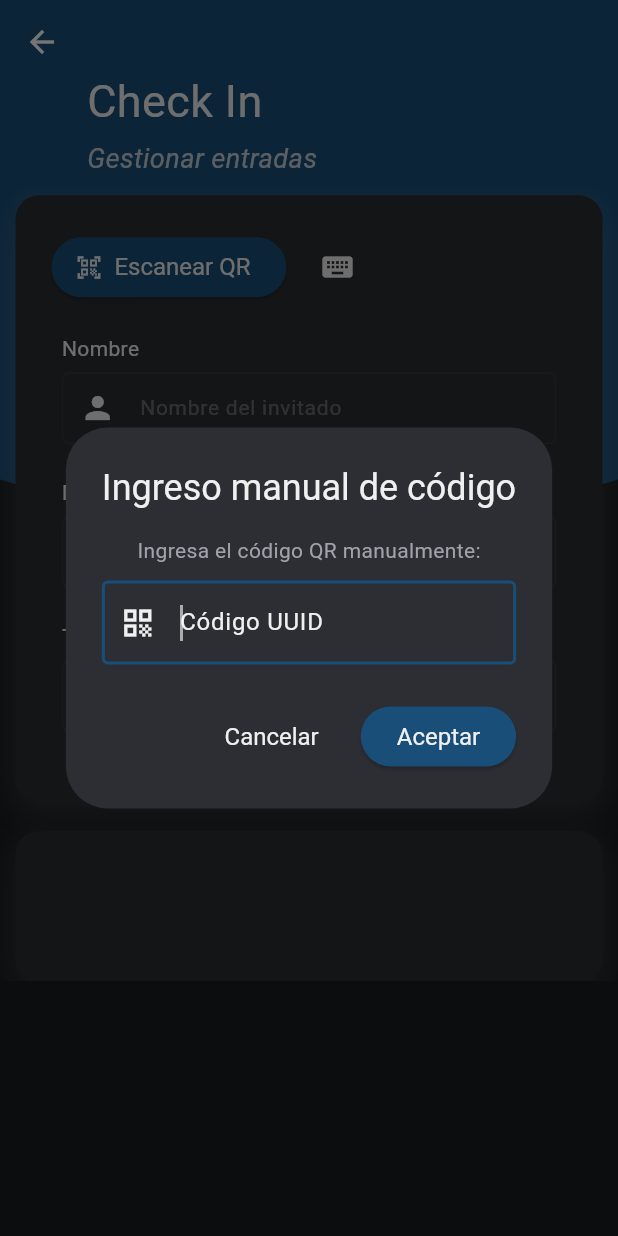
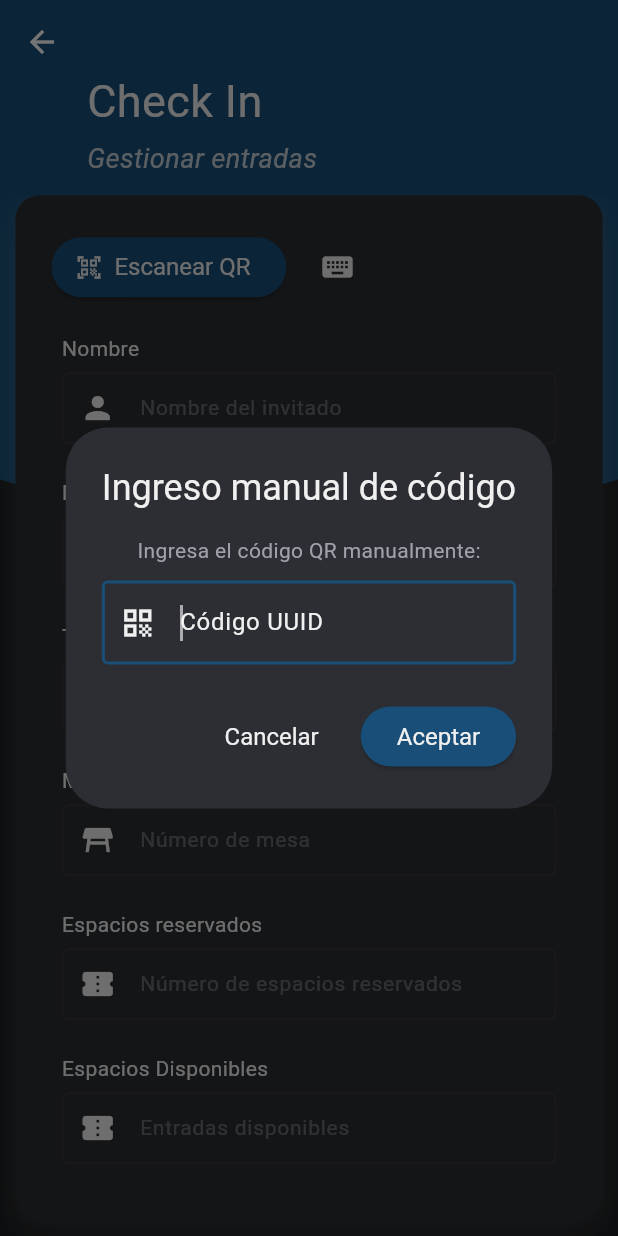
Before and after one commit to chahrlens/check-in-web-app, a Flutter app: the CheckInPage screen opened by its route, after a tap on the "keyboard" icon, on a phone screen of 412 x 824 dp. Run offline on Flutter 3.47's test engine with Material 3 defaults, Android fonts, the phone set to English and light mode, and no system bars; drawn by our look-alikes of toastification; our stand-ins replace data_table_2, flutter_image_compress, get, image_picker, jwt_decoder, loading_animation_widget and 2 more; missing offline and left inert: dart:html, encrypt, qr_code_scanner_plus, syncfusion_flutter_pdfviewer; accounts and stored records are empty; network calls fail.

Commit message:
feat: Implement event deletion functionality and enhance check-in UI with additional fields H 1

```diff
--- a/lib/views/check_in/pages/check_in_page.dart
+++ b/lib/views/check_in/pages/check_in_page.dart
@@ -94,23 +94,20 @@ class _CheckInPageState extends State<CheckInPage>
                               prefixIcon: Icons.phone,
                               readOnly: true,
                             ),
-                          ],
-                        ),
-                        const SizedBox(height: 10),
-                        Form(
-                          key: _formKey,
-                          child: Wrap(
-                            spacing: 20,
-                            runSpacing: 10,
-                            alignment: WrapAlignment.spaceBetween,
-                            crossAxisAlignment: WrapCrossAlignment.center,
-                            children: [
                             CustomInputWidget(
                               width: firstInputsWidth,
                               controller: _controller.tableNumber,
                               label: 'Mesa',
                               hintText: 'Número de mesa',
                               prefixIcon: Icons.table_restaurant,
+                              readOnly: true,
+                            ),
+                            CustomInputWidget(
+                              width: firstInputsWidth,
+                              controller: _controller.reservedSpaces,
+                              label: 'Espacios reservados',
+                              hintText: 'Número de espacios reservados',
+                              prefixIcon: Icons.confirmation_number,
                               readOnly: true,
                             ),
                             CustomInputWidget(
@@ -123,12 +120,10 @@ class _CheckInPageState extends State<CheckInPage>
                             ),
                           ],
                         ),
-                        ),
                       ],
                     ),
                   ),
                   const SizedBox(height: 20),
-                  // if (_controller.checkInData != null)
                   FixedContainer(
                     maxWidth: double.infinity,
                     minWidth: 0.0,
@@ -169,6 +164,23 @@ class _CheckInPageState extends State<CheckInPage>
                                       return null;
                                     },
                                   ),
+                                  SizedBox(
+                                    width: firstInputsWidth * 1 / 2,
+                                    child: Obx(() {
+                                      return CheckboxListTile(
+                                        title: const Text(
+                                          'Ingresa invitado principal',
+                                        ),
+                                        enabled:
+                                            !_controller.guestIsArrived.value,
+                                        value: _controller.guestEntered.value,
+                                        onChanged: (value) {
+                                          _controller.guestEntered.value =
+                                              value ?? false;
+                                        },
+                                      );
+                                    }),
+                                  ),
                                   const SizedBox(width: 10, height: 10),
                                   ElevatedButton.icon(
                                     onPressed: _controller.isLoading.value
@@ -178,7 +190,9 @@ class _CheckInPageState extends State<CheckInPage>
                                                 .validate()) {
                                               final success = await _controller
                                                   .performCheckIn(context);
-                                              if (success) setState(() {});
+                                              if (success && context.mounted) {
+                                                Navigator.of(context).pop();
+                                              }
                                             }
                                           },
                                     icon: const Icon(Icons.check),
```
Also changed, not shown: lib/services/base_service.dart (+2 -5 lines), lib/services/event_service.dart (+16 -0 lines), lib/views/check_in/controllers/check_in_controller.dart (+13 -8 lines), lib/views/home/controllers/home_controller.dart (+10 -0 lines), lib/views/home/widgets/events_table_card.dart (+44 -2 lines). Lines whose indentation alone changed are shown as unchanged.
